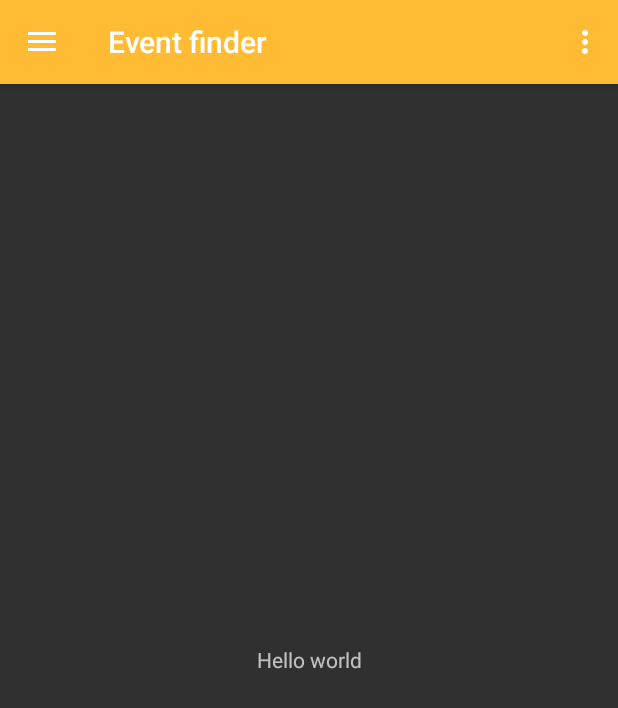
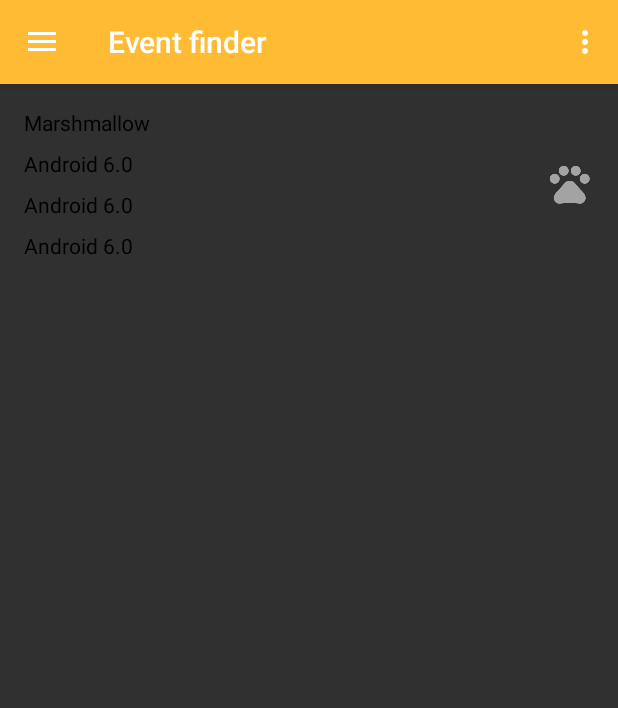
Before and after one commit to FetchDev/Fetch, an Android app: the screen it shows after launch (MainActivity), in the side drawer, after a tap on "Find Events", on a phone screen of 412 x 824 dp. Shown: the top 708 px of the screen. Run offline under Robolectric (Android 15) with nearby library versions, the phone set to English and light mode, and no system bars; our stand-ins replace Volley; network calls fail; pictures from the network do not load; 1 statement that could not run was skipped.

Commit message:
not working local event page

```diff
--- /dev/null
+++ b/app/src/main/java/com/fetchpups/android/fetch/EventFinder.java
@@ -0,0 +1,64 @@
+package com.fetchpups.android.fetch;
+
+
+/**
+ * Created by micgl on 4/5/2017.
+ */
+import android.support.v4.app.Fragment;
+import android.os.Bundle;
+import android.view.LayoutInflater;
+import android.view.View;
+import android.view.ViewGroup;
+import android.webkit.WebSettings;
+
+/**
+ * Created by micgl on 4/5/2017.
+ */
+import android.os.Bundle;
+import android.support.v4.app.Fragment;
+import android.view.LayoutInflater;
+import android.view.View;
+import android.view.ViewGroup;
+import android.widget.ListView;
+
+import com.fetchpups.android.fetch.controllers.LocalEventAdapter;
+import com.fetchpups.android.fetch.models.LocalEventModel;
+import com.fetchpups.android.fetch.utils.ApiHandler;
+
+import java.util.ArrayList;
+
+public class EventFinder extends Fragment {
+    ArrayList<LocalEventModel> eventList;
+    LocalEventAdapter adapter;
+
+    public EventFinder() {
+        // Required empty public constructor
+    }
+
+    @Override
+    public View onCreateView(LayoutInflater inflater, ViewGroup container,
+                             Bundle savedInstanceState) {
+
+        // Inflate the layout for this fragment
+        View rootView = inflater.inflate(R.layout.event_list_view, container, false);
+
+        //Initialize an empty list of the corresponding model
+        eventList = new ArrayList<>();
+
+        //Standard ListView + Custom adapters boilerplate
+        ListView demoListView = (ListView) rootView.findViewById(R.id.local_event_list_view);
+        adapter = new LocalEventAdapter(getActivity(), eventList);
+        demoListView.setAdapter(adapter);
+
+        return rootView;
+    }
+
+    @Override
+    public void onResume() {
+        //Use the ApiHandler.update__ (whatever corresponds to the model) after setting the adapter to the list view
+
+        //Calling this in onResume will allow the screen to refresh on preference changes as well
+        ApiHandler.updateLocalEventList(getActivity(), adapter, eventList);
+        super.onResume();
+    }
+}
--- a/app/src/main/java/com/fetchpups/android/fetch/MainActivity.java
+++ b/app/src/main/java/com/fetchpups/android/fetch/MainActivity.java
@@ -108,7 +108,7 @@ public class MainActivity extends AppCompatActivity
                 title = "Pet Products";
                 break;
             case R.id.event_finder:
-                fragment = new BlankFragment();
+                fragment = new EventFinder();
                 title = "Event finder";
                 break;
             case R.id.dog_sales:
--- /dev/null
+++ b/app/src/main/res/layout/event_list_view.xml
@@ -0,0 +1,56 @@
+<?xml version="1.0" encoding="utf-8"?>
+<LinearLayout xmlns:android="http://schemas.android.com/apk/res/android"
+    android:layout_width="match_parent"
+    android:layout_height="wrap_content"
+    android:orientation="horizontal"
+    android:padding="16dp">
+    <LinearLayout
+        android:layout_weight="1"
+        android:layout_width="0dp"
+        android:layout_height="wrap_content"
+        android:orientation="vertical"
+        >
+
+        <TextView
+            android:id="@+id/item_event_title"
+            android:layout_width="match_parent"
+            android:layout_height="wrap_content"
+            android:text="Marshmallow"
+            android:textAppearance="?android:attr/textAppearanceSmall"
+            android:textColor="@android:color/black" />
+
+
+        <TextView
+        android:id="@+id/item_event_time"
+        android:layout_width="match_parent"
+        android:layout_height="wrap_content"
+        android:layout_marginTop="8dp"
+        android:text="Android 6.0"
+        android:textColor="@android:color/black" />
+
+        <TextView
+            android:id="@+id/item_event_date"
+            android:layout_width="match_parent"
+            android:layout_height="wrap_content"
+            android:layout_marginTop="8dp"
+            android:text="Android 6.0"
+            android:textColor="@android:color/black" />
+        <TextView
+            android:id="@+id/item_event_location"
+            android:layout_width="match_parent"
+            android:layout_height="wrap_content"
+            android:layout_marginTop="8dp"
+            android:text="Android 6.0"
+            android:textColor="@android:color/black" />
+
+    </LinearLayout>
+
+
+    <ImageView
+        android:id="@+id/item_img_url"
+        android:layout_width="wrap_content"
+        android:layout_height="wrap_content"
+        android:layout_gravity="center"
+        android:src="@drawable/ic_menu_paw" />
+
+</LinearLayout>
```
Also changed, not shown: app/src/main/java/com/fetchpups/android/fetch/EventWebView.java (added, +39 -0 lines), app/src/main/java/com/fetchpups/android/fetch/controllers/LocalEventAdapter.java (added, +104 -0 lines), app/src/main/res/layout/activity_event_finder.xml (added, +9 -0 lines), app/src/main/res/layout/local_event_view.xml (added, +16 -0 lines), app/src/main/ic_launcher-web.png, app/src/main/res/mipmap-hdpi/ic_launcher.png, app/src/main/res/mipmap-mdpi/ic_launcher.png, app/src/main/res/mipmap-xhdpi/ic_launcher.png, app/src/main/res/mipmap-xxhdpi/ic_launcher.png, app/src/main/res/mipmap-xxxhdpi/ic_launcher.png.
